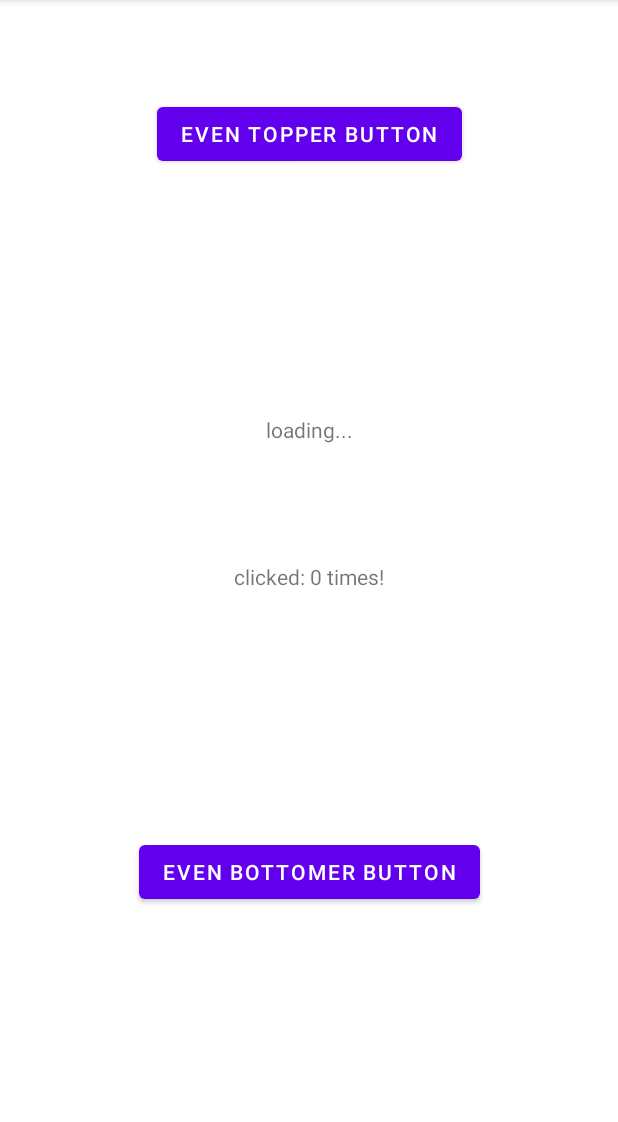
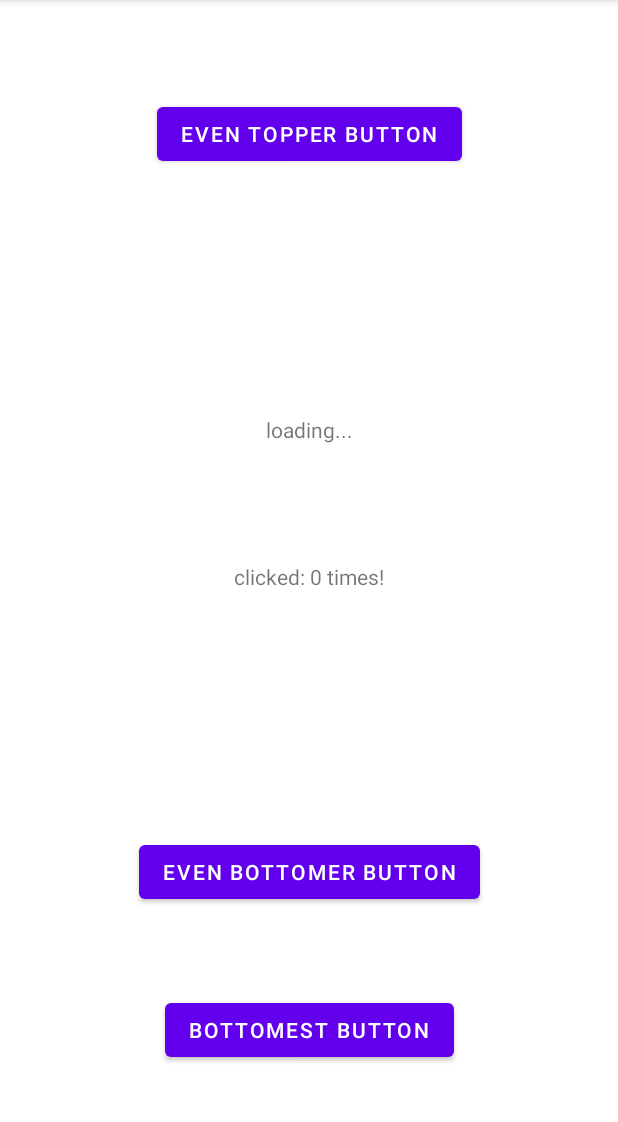
Before and after one commit to BetaGammaEpsilon-com/PlayboiKotlin, an Android app: the ZebActivity screen opened directly, with no data from a screen before it, on a phone screen of 412 x 824 dp, the part 84-1206 px from its top. Run offline under Robolectric (Android 15) with nearby library versions, the phone set to English and light mode, and no system bars.

Commit message:
homework fished, kotlin ripped, money made

```diff
--- a/app/src/main/AndroidManifest.xml
+++ b/app/src/main/AndroidManifest.xml
@@ -15,6 +15,9 @@
         <activity
             android:name=".dan.fragments.DanFragmentsActivity"
             android:exported="true" />
+        <activity
+            android:name=".zeb.ZebLoginActivity"
+            android:exported="false" />
         <activity
             android:name=".dan.DanActivity"
             android:exported="true" />
--- a/app/src/main/java/jayp/bge/playboikotlin/zeb/ZebActivity.kt
+++ b/app/src/main/java/jayp/bge/playboikotlin/zeb/ZebActivity.kt
@@ -1,11 +1,10 @@
 package jayp.bge.playboikotlin.zeb
 
+import android.content.Intent
 import androidx.appcompat.app.AppCompatActivity
 import android.os.Bundle
-import android.widget.Button
 import androidx.activity.viewModels
 import androidx.core.view.isVisible
-import jayp.bge.playboikotlin.R
 import jayp.bge.playboikotlin.databinding.ActivityZebBinding
 
 class ZebActivity : AppCompatActivity() {
@@ -18,6 +17,11 @@ class ZebActivity : AppCompatActivity() {
 
         binding = ActivityZebBinding.inflate(layoutInflater)
         setContentView(binding.root)
+
+        binding.bottomestButton.setOnClickListener {
+            val intent = Intent(this, ZebLoginActivity::class.java)
+            startActivity(intent)
+        }
 
         binding.bottomerButton.setOnClickListener {
             viewModel.onButtonPress()
--- a/app/src/main/java/jayp/bge/playboikotlin/zeb/ZebViewState.kt
+++ b/app/src/main/java/jayp/bge/playboikotlin/zeb/ZebViewState.kt
@@ -4,5 +4,6 @@ data class ZebViewState(
     val clicks: Int = 0,
     val his: String = "",
     val tester: String = "loading...",
-    val loading: Boolean = false
+    val loading: Boolean = false,
+    val validLogin: Boolean = false
 )
--- a/app/src/main/res/layout/activity_zeb.xml
+++ b/app/src/main/res/layout/activity_zeb.xml
@@ -57,6 +57,16 @@
         app:layout_constraintStart_toStartOf="parent"
         app:layout_constraintTop_toTopOf="parent" />
 
+    <Button
+        android:id="@+id/bottomestButton"
+        android:layout_width="wrap_content"
+        android:layout_height="wrap_content"
+        android:text="bottomest button"
+        app:layout_constraintBottom_toBottomOf="parent"
+        app:layout_constraintEnd_toEndOf="parent"
+        app:layout_constraintStart_toStartOf="parent"
+        app:layout_constraintTop_toBottomOf="@+id/bottomerButton" />
+
     <ProgressBar
         android:id="@+id/progressThat"
         android:layout_width="wrap_content"
```
Also changed, not shown: app/src/main/java/jayp/bge/playboikotlin/ZebActivity.kt (deleted, +0 -11 lines), app/src/main/java/jayp/bge/playboikotlin/zeb/ZebLoginActivity.kt (added, +36 -0 lines), app/src/main/java/jayp/bge/playboikotlin/zeb/ZebViewModel.kt (+8 -0 lines), app/src/main/res/layout/activity_zeb_login.xml (added, +62 -0 lines).
